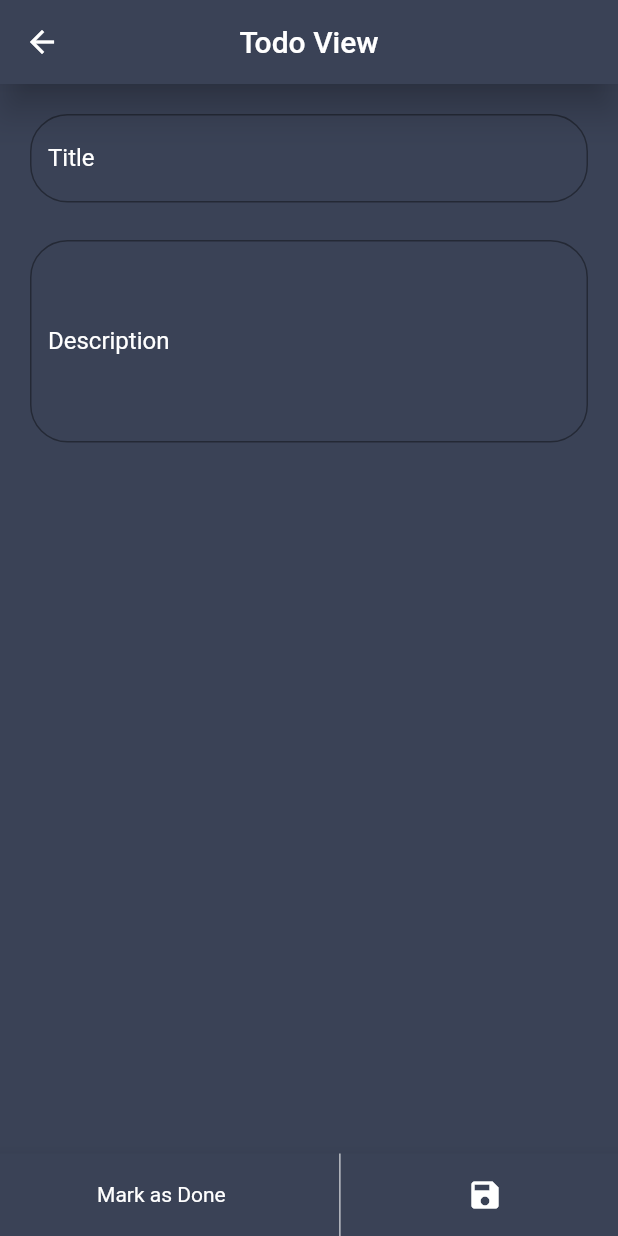
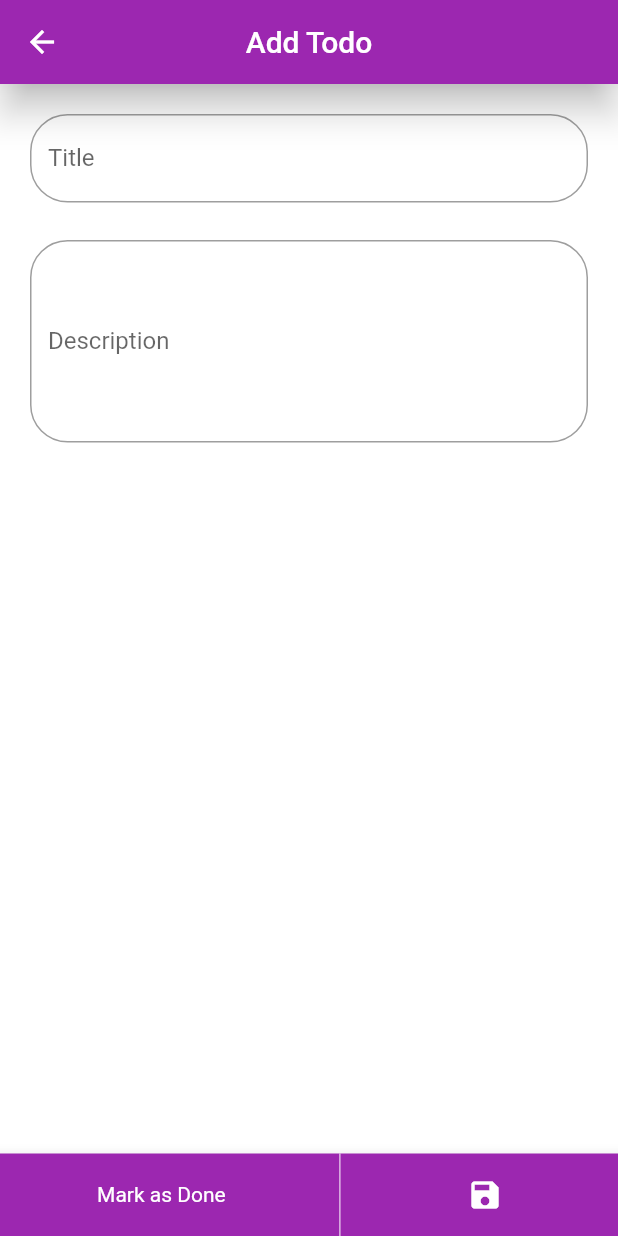
Before and after one commit to nabinsah703/getTodoApp, a Flutter app: the screen it shows after launch, after a tap on the "add" icon, on a phone screen of 412 x 824 dp. Run offline on Flutter 3.47's test engine with Material 2 defaults, Android fonts, the phone set to English and light mode, and no system bars; our stand-ins replace shared_preferences.

Commit message:
set the proper color and const value in the todo_view

```diff
--- a/lib/screens/home_screen.dart
+++ b/lib/screens/home_screen.dart
@@ -62,19 +62,18 @@ class _HomeScreenState extends State<HomeScreen> {
             margin:const EdgeInsets.symmetric(horizontal: 10,vertical: 6),
             child: Container(
               decoration:const BoxDecoration(
-                color: Colors.amber,
+                color: Color.fromARGB(255, 225, 220, 220),
               ),
               child: InkWell(
                 onTap: () async {
                   Todo todo = await Navigator.push(context,
                   MaterialPageRoute(builder: (builder)=>
                   TodoView(todo: todos[index],)));
-                   if (todo != null) {
                         setState(() {
                           todos[index] = todo;
                         });
                         saveTodo();
-                      }
+
                 },
                 child:makeListTile(todos[index], index) ,
               ),
@@ -85,8 +84,8 @@ class _HomeScreenState extends State<HomeScreen> {
         onPressed: () {
           addTodo();
         },
-        backgroundColor: Colors.black12,
-        child: Icon(Icons.add),
+        backgroundColor: Colors.purple,
+        child:const Icon(Icons.add),
       ),
     );
   }
@@ -96,12 +95,11 @@ class _HomeScreenState extends State<HomeScreen> {
     Todo t = Todo(id: id, title: '', description: '', status: false);
     Todo returnTodo = await Navigator.push(
         context, MaterialPageRoute(builder: (context) => TodoView(todo: t)));
-    if (returnTodo != null) {
       setState(() {
         todos.add(returnTodo);
       });
       saveTodo();
-    }
+
   }
 
    makeListTile(Todo todo, index) {
--- a/lib/screens/todo_view.dart
+++ b/lib/screens/todo_view.dart
@@ -19,74 +19,62 @@ class _TodoViewState extends State<TodoView> {
   @override
   void initState() {
     super.initState();
-    if (todo != null) {
       titleController.text = todo.title!;
       descriptionController.text = todo.description!;
-    }
+
   }
 
+  @override
   Widget build(BuildContext context) {
     return Scaffold(
-      backgroundColor: Color.fromRGBO(58, 66, 86, 1.0),
+      backgroundColor: Colors.white,
       appBar: AppBar(
         centerTitle: true,
         elevation: 10,
-        backgroundColor: Color.fromRGBO(58, 66, 86, 1.0),
-        title: Text("Todo View"),
+        backgroundColor: Colors.purple,
+        title: const Text("Add Todo"),
       ),
       body: SingleChildScrollView(
         child: Container(
-          padding: EdgeInsets.all(20),
+          padding:const EdgeInsets.all(20),
           child: Column(
             children: [
-              Container(
-                  child: colorOverride(TextField(
+              TextField(
                 onChanged: (data) {
               todo.title = data;
                 },
-                style: TextStyle(color: Colors.white),
-                decoration: new InputDecoration(
-                  labelStyle: TextStyle(color: Colors.white),
+                decoration:  InputDecoration(
               labelText: "Title",
-                  fillColor: Colors.white,
-                  border: new OutlineInputBorder(
-                    borderRadius: new BorderRadius.circular(25.0),
-                    borderSide: new BorderSide(color: Colors.white),
+              border:  OutlineInputBorder(
+                borderRadius:  BorderRadius.circular(25.0),
               ),
-                  //fillColor: Colors.green
                 ),
                 controller: titleController,
-              ))),
-              SizedBox(
+              ),
+             const SizedBox(
                 height: 25,
               ),
-              Container(
-                  child: colorOverride(TextField(
+              TextField(
                 maxLines: 5,
                 onChanged: (data) {
               todo.description = data;
                 },
-                style: TextStyle(color: Colors.white),
-                decoration: new InputDecoration(
-                  labelStyle: TextStyle(color: Colors.white),
+                decoration:  InputDecoration(
               labelText: "Description",
-                  fillColor: Colors.white,
-                  border: new OutlineInputBorder(
-                    borderRadius: new BorderRadius.circular(25.0),
-                    borderSide: new BorderSide(color: Colors.white),
+              border:  OutlineInputBorder(
+                borderRadius:  BorderRadius.circular(25.0),
               ),
-                  //fillColor: Colors.green
                 ),
                 controller: descriptionController,
-              ))),
+              )
             ],
           ),
         ),
       ),
-      bottomNavigationBar: Container(
+      bottomNavigationBar: SizedBox(
         height: 55.0,
         child: BottomAppBar(
-          color: Color.fromRGBO(58, 66, 86, 1.0),
+          color: Colors.purple,
           child: Row(
             mainAxisAlignment: MainAxisAlignment.spaceEvenly,
             children: <Widget>[
@@ -95,7 +83,7 @@ class _TodoViewState extends State<TodoView> {
                     showDialog(
                         context: context,
                         builder: (ctx) => AlertDialog(
-                              title: Text("Alert"),
+                              title: const Text("Alert"),
                               content: Text(
                                   "Mark this todo as ${todo.status! ? 'not done' : 'done'}  "),
                               actions: <Widget>[
@@ -103,7 +91,7 @@ class _TodoViewState extends State<TodoView> {
                                   onPressed: () {
                                     Navigator.of(ctx).pop();
                                   },
-                                  child: Text("No"),
+                                  child:const Text("No"),
                                 ),
                                 TextButton(
                                   onPressed: () {
@@ -112,20 +100,20 @@ class _TodoViewState extends State<TodoView> {
                                     });
                                     Navigator.of(ctx).pop();
                                   },
-                                  child: Text("Yes"),
+                                  child:const Text("Yes"),
                                 )
                               ],
                             ));
                   },
                   child: Text(
                     "${todo.status! ? 'Mark as Not Done' : 'Mark as Done'} ",
-                    style: TextStyle(color: Colors.white),
+                    style: const TextStyle(color: Colors.white),
                   )),
-              VerticalDivider(
+              const VerticalDivider(
                 color: Colors.white,
               ),
               IconButton(
-                icon: Icon(Icons.save, color: Colors.white),
+                icon:const Icon(Icons.save, color: Colors.white),
                 onPressed: () {
                   Navigator.pop(context, todo);
                 },
@@ -136,15 +124,4 @@ class _TodoViewState extends State<TodoView> {
       ),
     );
   }
-
-  Widget colorOverride(Widget child) {
-    return new Theme(
-      data: new ThemeData(
-        primaryColor: Colors.white,
-        accentColor: Colors.white,
-        hintColor: Colors.white,
-      ),
-      child: child,
-    );
 }
-}
```
Lines whose indentation alone changed are shown as unchanged.
